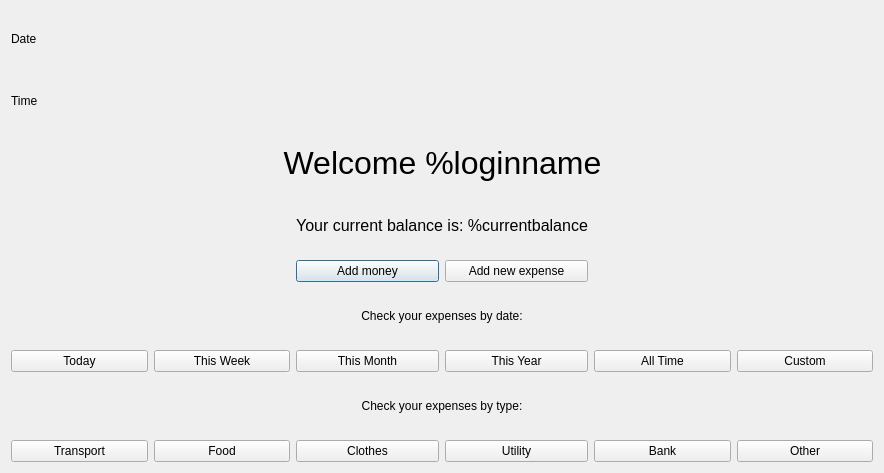
Qt form NETB380_ExpenseManager/ep_welcome.ui (satanasov/NETB380) before a commit.
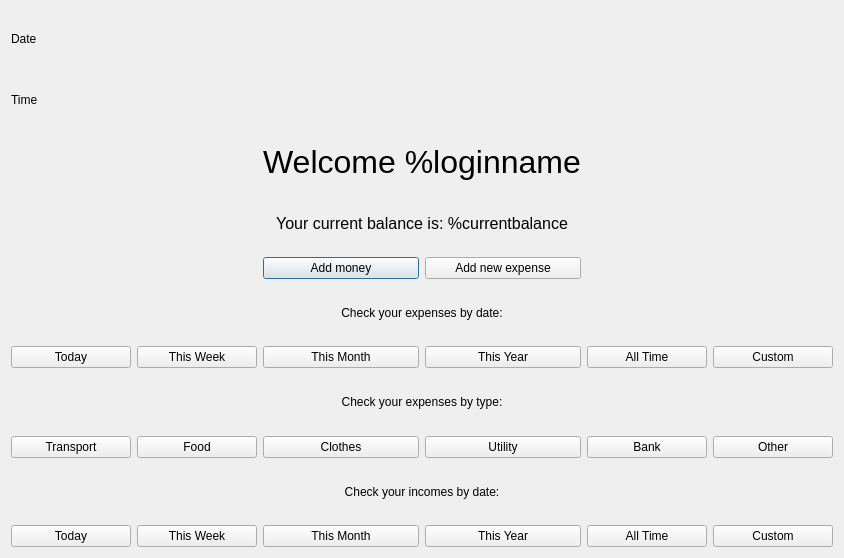
The same form after that commit. Icons and pictures are not drawn.

Commit message: Added report buttons for incomes. | In report labels have minimum sizes.

The edit to the form file:
```diff
--- a/NETB380_ExpenseManager/ep_welcome.ui
+++ b/NETB380_ExpenseManager/ep_welcome.ui
@@ -6,8 +6,8 @@
    <rect>
     <x>0</x>
     <y>0</y>
-    <width>884</width>
-    <height>473</height>
+    <width>844</width>
+    <height>558</height>
    </rect>
   </property>
   <property name="contextMenuPolicy">
@@ -24,75 +24,6 @@
    <locale language="C" country="AnyCountry"/>
   </property>
   <layout class="QGridLayout" name="gridLayout">
-   <item row="5" column="2">
-    <widget class="QPushButton" name="pushButtonAddMoney">
-     <property name="text">
-      <string>Add money</string>
-     </property>
-    </widget>
-   </item>
-   <item row="9" column="2">
-    <widget class="QPushButton" name="pushButtonClothes">
-     <property name="text">
-      <string>Clothes</string>
-     </property>
-    </widget>
-   </item>
-   <item row="7" column="3">
-    <widget class="QPushButton" name="pushButtonYear">
-     <property name="text">
-      <string>This Year</string>
-     </property>
-    </widget>
-   </item>
-   <item row="9" column="5">
-    <widget class="QPushButton" name="pushButtonOther">
-     <property name="text">
-      <string>Other</string>
-     </property>
-    </widget>
-   </item>
-   <item row="8" column="2" colspan="2">
-    <widget class="QLabel" name="label_4">
-     <property name="text">
-      <string>Check your expenses by type:</string>
-     </property>
-     <property name="alignment">
-      <set>Qt::AlignCenter</set>
-     </property>
-    </widget>
-   </item>
-   <item row="9" column="3">
-    <widget class="QPushButton" name="pushButtonUtility">
-     <property name="text">
-      <string>Utility</string>
-     </property>
-    </widget>
-   </item>
-   <item row="9" column="1">
-    <widget class="QPushButton" name="pushButtonFood">
-     <property name="text">
-      <string>Food</string>
-     </property>
-    </widget>
-   </item>
-   <item row="9" column="4">
-    <widget class="QPushButton" name="pushButtonBank">
-     <property name="text">
-      <string>Bank</string>
-     </property>
-    </widget>
-   </item>
-   <item row="6" column="2" colspan="2">
-    <widget class="QLabel" name="label_3">
-     <property name="text">
-      <string>Check your expenses by date:</string>
-     </property>
-     <property name="alignment">
-      <set>Qt::AlignCenter</set>
-     </property>
-    </widget>
-   </item>
    <item row="0" column="0">
     <widget class="QLabel" name="labelDate">
      <property name="text">
@@ -100,14 +31,14 @@
      </property>
     </widget>
    </item>
-   <item row="7" column="1">
-    <widget class="QPushButton" name="pushButtonWeek">
+   <item row="1" column="0">
+    <widget class="QLabel" name="labelTime">
      <property name="text">
-      <string>This Week</string>
+      <string>Time</string>
      </property>
     </widget>
    </item>
-   <item row="2" column="1" colspan="4">
+   <item row="2" column="2" colspan="2">
     <widget class="QLabel" name="labelWelcome">
      <property name="font">
       <font>
@@ -128,55 +59,6 @@
      </property>
     </widget>
    </item>
-   <item row="1" column="0">
-    <widget class="QLabel" name="labelTime">
-     <property name="text">
-      <string>Time</string>
-     </property>
-    </widget>
-   </item>
-   <item row="7" column="2">
-    <widget class="QPushButton" name="pushButtonMonth">
-     <property name="text">
-      <string>This Month</string>
-     </property>
-    </widget>
-   </item>
-   <item row="5" column="3">
-    <widget class="QPushButton" name="pushButtonNewExpense">
-     <property name="text">
-      <string>Add new expense</string>
-     </property>
-    </widget>
-   </item>
-   <item row="9" column="0">
-    <widget class="QPushButton" name="pushButtonTransport">
-     <property name="text">
-      <string>Transport</string>
-     </property>
-    </widget>
-   </item>
-   <item row="7" column="4">
-    <widget class="QPushButton" name="pushButtonAllTime">
-     <property name="text">
-      <string>All Time</string>
-     </property>
-    </widget>
-   </item>
-   <item row="7" column="0">
-    <widget class="QPushButton" name="pushButtonToday">
-     <property name="text">
-      <string>Today</string>
-     </property>
-    </widget>
-   </item>
-   <item row="7" column="5">
-    <widget class="QPushButton" name="pushButtonCustom">
-     <property name="text">
-      <string>Custom</string>
-     </property>
-    </widget>
-   </item>
    <item row="3" column="2" colspan="2">
     <widget class="QLabel" name="labelBalance">
      <property name="font">
@@ -192,6 +74,176 @@
      </property>
     </widget>
    </item>
+   <item row="4" column="2">
+    <widget class="QPushButton" name="pushButtonAddMoney">
+     <property name="text">
+      <string>Add money</string>
+     </property>
+    </widget>
+   </item>
+   <item row="4" column="3">
+    <widget class="QPushButton" name="pushButtonNewExpense">
+     <property name="text">
+      <string>Add new expense</string>
+     </property>
+    </widget>
+   </item>
+   <item row="5" column="2" colspan="2">
+    <widget class="QLabel" name="label_3">
+     <property name="text">
+      <string>Check your expenses by date:</string>
+     </property>
+     <property name="alignment">
+      <set>Qt::AlignCenter</set>
+     </property>
+    </widget>
+   </item>
+   <item row="6" column="0">
+    <widget class="QPushButton" name="pushButtonToday">
+     <property name="text">
+      <string>Today</string>
+     </property>
+    </widget>
+   </item>
+   <item row="6" column="1">
+    <widget class="QPushButton" name="pushButtonWeek">
+     <property name="text">
+      <string>This Week</string>
+     </property>
+    </widget>
+   </item>
+   <item row="6" column="2">
+    <widget class="QPushButton" name="pushButtonMonth">
+     <property name="text">
+      <string>This Month</string>
+     </property>
+    </widget>
+   </item>
+   <item row="6" column="3">
+    <widget class="QPushButton" name="pushButtonYear">
+     <property name="text">
+      <string>This Year</string>
+     </property>
+    </widget>
+   </item>
+   <item row="6" column="4">
+    <widget class="QPushButton" name="pushButtonAllTime">
+     <property name="text">
+      <string>All Time</string>
+     </property>
+    </widget>
+   </item>
+   <item row="6" column="5">
+    <widget class="QPushButton" name="pushButtonCustom">
+     <property name="text">
+      <string>Custom</string>
+     </property>
+    </widget>
+   </item>
+   <item row="7" column="2" colspan="2">
+    <widget class="QLabel" name="label_4">
+     <property name="text">
+      <string>Check your expenses by type:</string>
+     </property>
+     <property name="alignment">
+      <set>Qt::AlignCenter</set>
+     </property>
+    </widget>
+   </item>
+   <item row="8" column="0">
+    <widget class="QPushButton" name="pushButtonTransport">
+     <property name="text">
+      <string>Transport</string>
+     </property>
+    </widget>
+   </item>
+   <item row="8" column="1">
+    <widget class="QPushButton" name="pushButtonFood">
+     <property name="text">
+      <string>Food</string>
+     </property>
+    </widget>
+   </item>
+   <item row="8" column="2">
+    <widget class="QPushButton" name="pushButtonClothes">
+     <property name="text">
+      <string>Clothes</string>
+     </property>
+    </widget>
+   </item>
+   <item row="8" column="3">
+    <widget class="QPushButton" name="pushButtonUtility">
+     <property name="text">
+      <string>Utility</string>
+     </property>
+    </widget>
+   </item>
+   <item row="8" column="4">
+    <widget class="QPushButton" name="pushButtonBank">
+     <property name="text">
+      <string>Bank</string>
+     </property>
+    </widget>
+   </item>
+   <item row="8" column="5">
+    <widget class="QPushButton" name="pushButtonOther">
+     <property name="text">
+      <string>Other</string>
+     </property>
+    </widget>
+   </item>
+   <item row="9" column="2" colspan="2">
+    <widget class="QLabel" name="label_5">
+     <property name="text">
+      <string>Check your incomes by date:</string>
+     </property>
+     <property name="alignment">
+      <set>Qt::AlignCenter</set>
+     </property>
+    </widget>
+   </item>
+   <item row="10" column="0">
+    <widget class="QPushButton" name="pushButtonTodayIncomes">
+     <property name="text">
+      <string>Today</string>
+     </property>
+    </widget>
+   </item>
+   <item row="10" column="1">
+    <widget class="QPushButton" name="pushButtonWeekIncomes">
+     <property name="text">
+      <string>This Week</string>
+     </property>
+    </widget>
+   </item>
+   <item row="10" column="2">
+    <widget class="QPushButton" name="pushButtonMonthIncomes">
+     <property name="text">
+      <string>This Month</string>
+     </property>
+    </widget>
+   </item>
+   <item row="10" column="3">
+    <widget class="QPushButton" name="pushButtonYear_2">
+     <property name="text">
+      <string>This Year</string>
+     </property>
+    </widget>
+   </item>
+   <item row="10" column="4">
+    <widget class="QPushButton" name="pushButtonAllTimeIncomes">
+     <property name="text">
+      <string>All Time</string>
+     </property>
+    </widget>
+   </item>
+   <item row="10" column="5">
+    <widget class="QPushButton" name="pushButtonCustomIncomes">
+     <property name="text">
+      <string>Custom</string>
+     </property>
+    </widget>
+   </item>
   </layout>
  </widget>
  <resources>
```
The commit also changes 2 other files.
